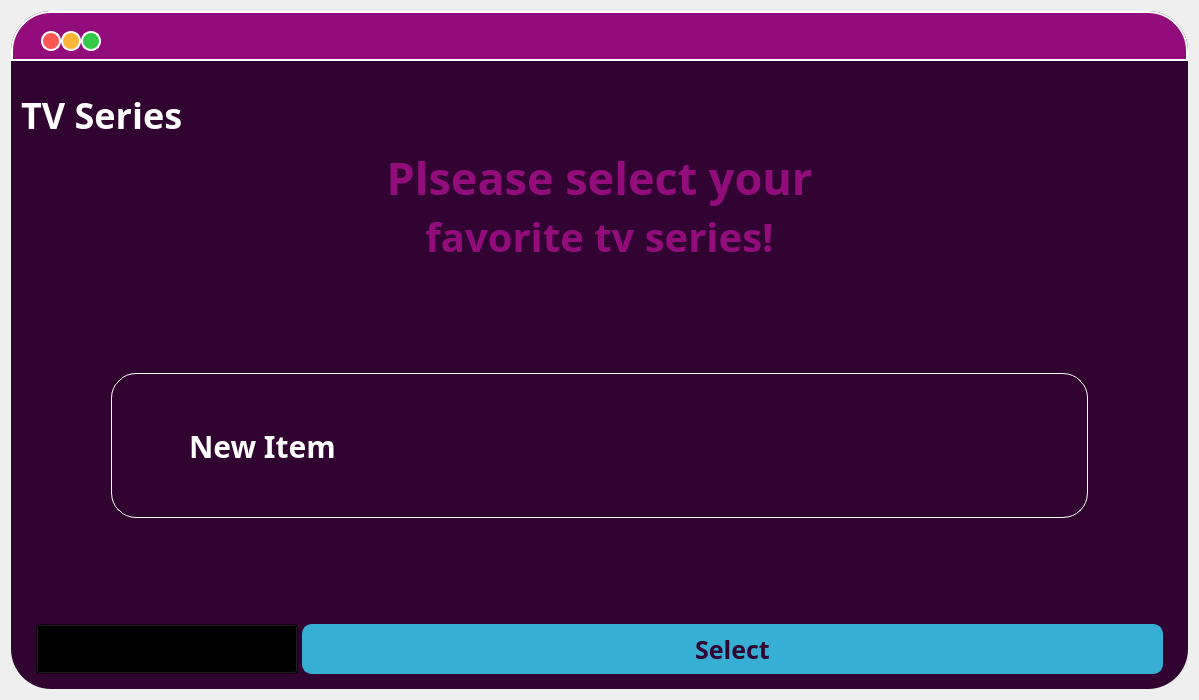
Before: the Qt Designer form ui/chooseTvSeries.ui in onursercanyilmaz/RecSy, drawn with Qt 5.
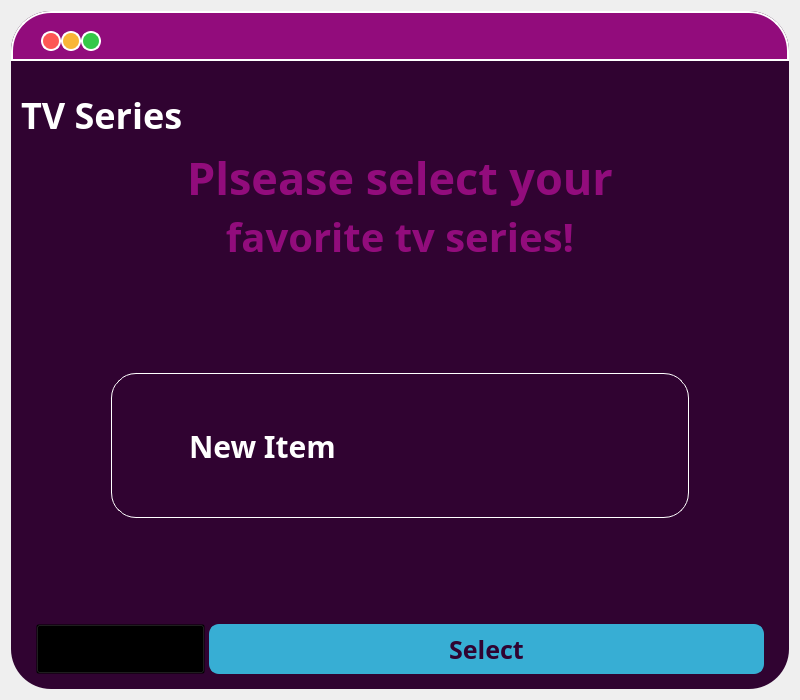
After: the same form once the commit is applied. Icons and pictures are not drawn.

```diff
--- a/ui/chooseTvSeries.ui
+++ b/ui/chooseTvSeries.ui
@@ -1,19 +1,32 @@
 <?xml version="1.0" encoding="UTF-8"?>
 <ui version="4.0">
- <class>ChooseTvSeriesForm</class>
- <widget class="QWidget" name="ChooseTvSeriesForm">
+ <class>MainWindow</class>
+ <widget class="QMainWindow" name="MainWindow">
   <property name="geometry">
    <rect>
     <x>0</x>
     <y>0</y>
-    <width>1199</width>
-    <height>698</height>
+    <width>800</width>
+    <height>600</height>
    </rect>
   </property>
   <property name="windowTitle">
    <string>Form</string>
   </property>
+  <widget class="QWidget" name="centralwidgetChooseTVSeries">
   <layout class="QVBoxLayout" name="verticalLayout">
+    <property name="leftMargin">
+     <number>11</number>
+    </property>
+    <property name="topMargin">
+     <number>11</number>
+    </property>
+    <property name="rightMargin">
+     <number>11</number>
+    </property>
+    <property name="bottomMargin">
+     <number>11</number>
+    </property>
    <item>
     <widget class="QFrame" name="chooseTvSeriesFrame">
      <property name="styleSheet">
@@ -521,6 +534,7 @@
     </widget>
    </item>
   </layout>
+  </widget>
  </widget>
  <resources>
   <include location="../source.qrc"/>
```
Left out of the diff: 2 changed lines with no effect on the pictures. Lines whose indentation alone changed are shown as unchanged.
